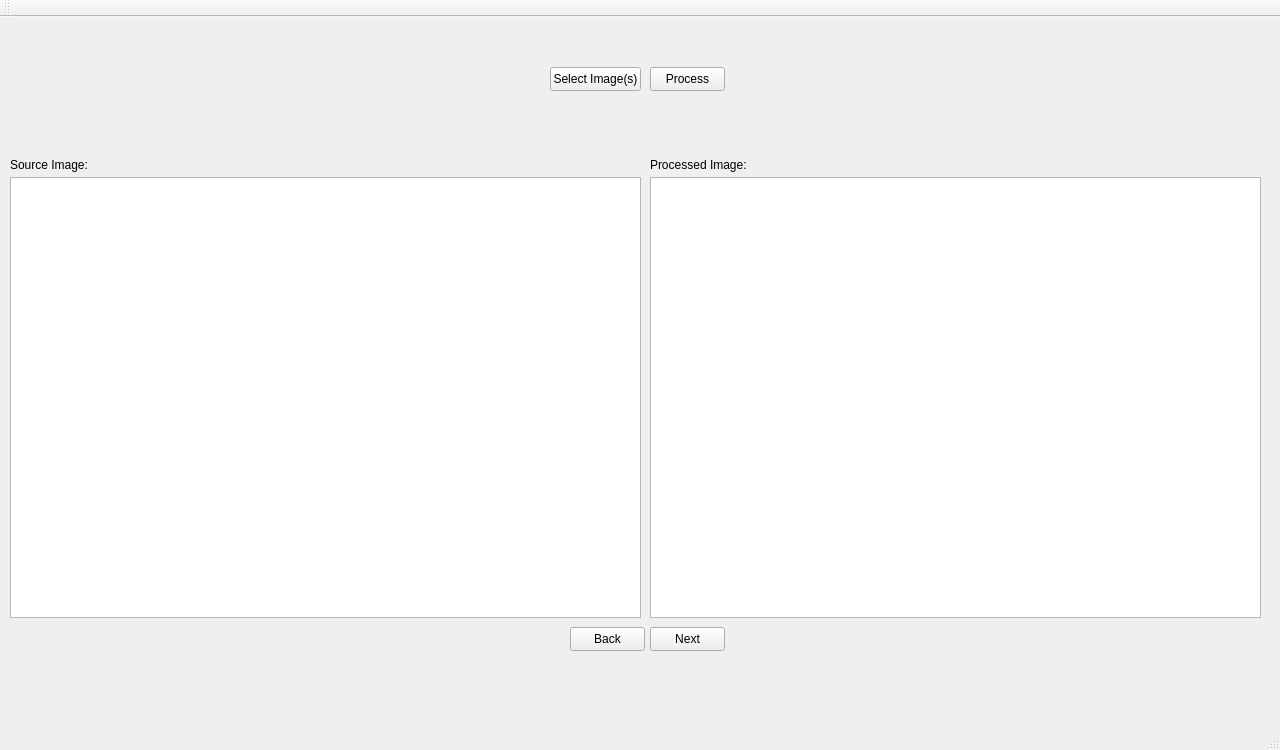
The window that ui/oms.ui (danieltdang/ODS) describes before a commit, drawn with Qt 5.
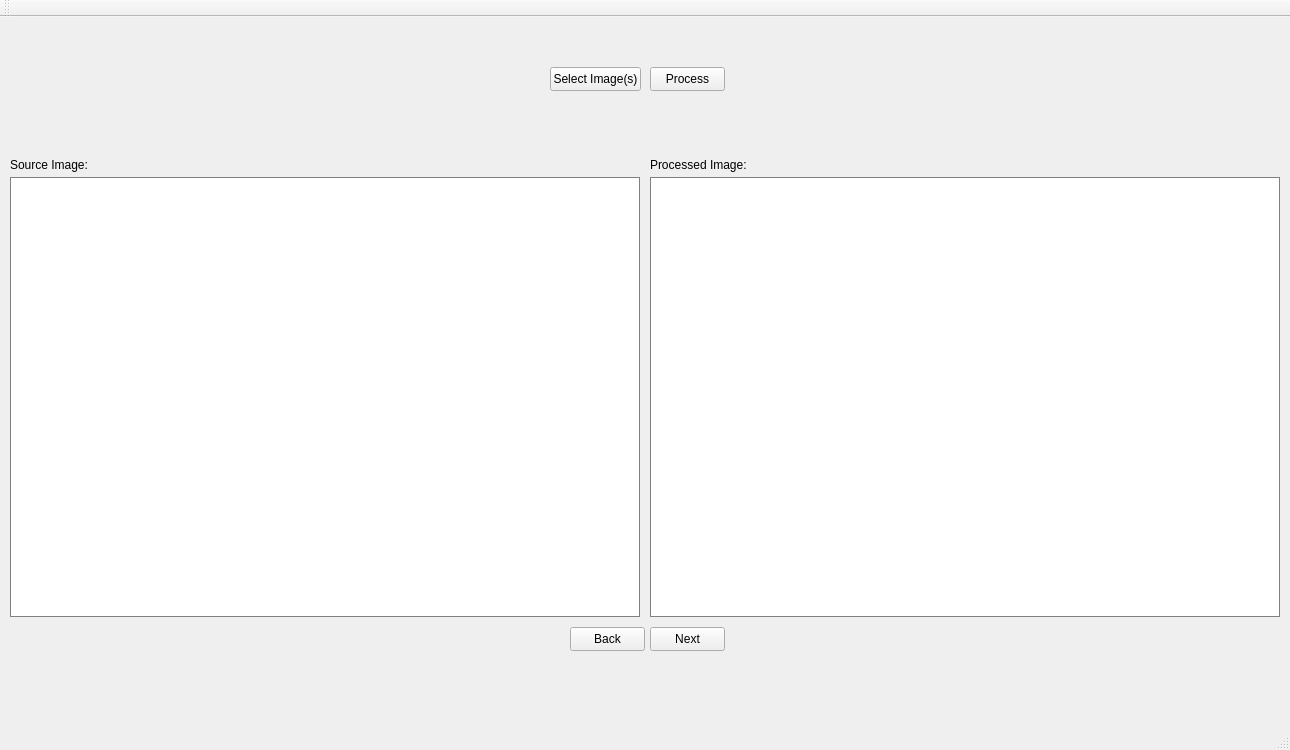
The same window after the commit.

Commit message: swapped image backend using graphics to labels

The edit to the form file:
```diff
--- a/ui/oms.ui
+++ b/ui/oms.ui
@@ -6,7 +6,7 @@
    <rect>
     <x>0</x>
     <y>0</y>
-    <width>1280</width>
+    <width>1290</width>
     <height>750</height>
    </rect>
   </property>
@@ -14,16 +14,6 @@
    <string>Object Management System</string>
   </property>
   <widget class="QWidget" name="centralWidget">
-   <widget class="QGraphicsView" name="imageView">
-    <property name="geometry">
-     <rect>
-      <x>10</x>
-      <y>160</y>
-      <width>631</width>
-      <height>441</height>
-     </rect>
-    </property>
-   </widget>
    <widget class="QPushButton" name="selectImg_Button">
     <property name="geometry">
      <rect>
@@ -76,16 +66,6 @@
      <string>Processed Image:</string>
     </property>
    </widget>
-   <widget class="QGraphicsView" name="imageView_2">
-    <property name="geometry">
-     <rect>
-      <x>650</x>
-      <y>160</y>
-      <width>611</width>
-      <height>441</height>
-     </rect>
-    </property>
-   </widget>
    <widget class="QPushButton" name="back_Button">
     <property name="geometry">
      <rect>
@@ -121,6 +101,44 @@
      <string>Next</string>
     </property>
    </widget>
+   <widget class="QLabel" name="imageView">
+    <property name="geometry">
+     <rect>
+      <x>10</x>
+      <y>160</y>
+      <width>630</width>
+      <height>440</height>
+     </rect>
+    </property>
+    <property name="styleSheet">
+     <string notr="true">background-color: rgb(255, 255, 255);
+border-color: gray;
+border-width: 1px;
+border-style: solid;</string>
+    </property>
+    <property name="text">
+     <string/>
+    </property>
+   </widget>
+   <widget class="QLabel" name="imageView_2">
+    <property name="geometry">
+     <rect>
+      <x>650</x>
+      <y>160</y>
+      <width>630</width>
+      <height>440</height>
+     </rect>
+    </property>
+    <property name="styleSheet">
+     <string notr="true">background-color: rgb(255, 255, 255);
+border-color: gray;
+border-width: 1px;
+border-style: solid;</string>
+    </property>
+    <property name="text">
+     <string/>
+    </property>
+   </widget>
   </widget>
   <widget class="QMenuBar" name="menuBar">
    <property name="geometry">
```
Left out of the diff: 2 changed lines with no effect on the pictures. The commit also changes 5 other files.
